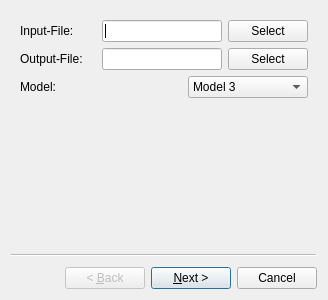
Before: the Qt Designer form ui_wizard.ui in namkyodai/GIS-STHpredictor, drawn with Qt 5.
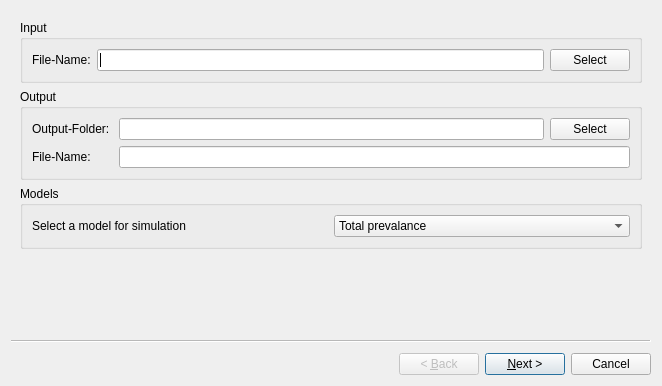
After: the same form once the commit is applied.

What changed in the file:
```diff
--- a/ui_wizard.ui
+++ b/ui_wizard.ui
@@ -6,39 +6,30 @@
    <rect>
     <x>0</x>
     <y>0</y>
-    <width>328</width>
-    <height>300</height>
+    <width>662</width>
+    <height>386</height>
    </rect>
   </property>
   <property name="windowTitle">
    <string>Wizard</string>
   </property>
   <widget class="QWizardPage" name="wizardPage1">
-   <layout class="QVBoxLayout" name="verticalLayout">
+   <layout class="QVBoxLayout" name="verticalLayout_4">
     <item>
-     <layout class="QHBoxLayout" name="horizontalLayout_2">
+     <widget class="QGroupBox" name="groupBox">
+      <property name="title">
+       <string>Input</string>
+      </property>
+      <layout class="QHBoxLayout" name="horizontalLayout">
       <item>
        <widget class="QLabel" name="labelInput">
         <property name="text">
-         <string>Input-File:</string>
+          <string>File-Name:</string>
         </property>
        </widget>
       </item>
       <item>
-       <spacer name="horizontalSpacer_11">
-        <property name="orientation">
-         <enum>Qt::Horizontal</enum>
-        </property>
-        <property name="sizeHint" stdset="0">
-         <size>
-          <width>40</width>
-          <height>20</height>
-         </size>
-        </property>
-       </spacer>
-      </item>
-      <item>
-       <widget class="QLineEdit" name="lineEditInput">
+        <widget class="QLineEdit" name="lineEditInputFileName">
         <property name="minimumSize">
          <size>
           <width>120</width>
@@ -55,31 +46,41 @@
        </widget>
       </item>
      </layout>
+     </widget>
     </item>
     <item>
-     <layout class="QHBoxLayout" name="horizontalLayout">
+     <widget class="QGroupBox" name="groupBox_2">
+      <property name="title">
+       <string>Output</string>
+      </property>
+      <layout class="QHBoxLayout" name="horizontalLayout_3">
+       <item>
+        <layout class="QVBoxLayout" name="verticalLayout_3">
       <item>
        <widget class="QLabel" name="label_3">
         <property name="text">
-         <string>Output-File:</string>
+            <string>Output-Folder: </string>
         </property>
        </widget>
       </item>
       <item>
-       <spacer name="horizontalSpacer_12">
-        <property name="orientation">
-         <enum>Qt::Horizontal</enum>
-        </property>
-        <property name="sizeHint" stdset="0">
-         <size>
-          <width>40</width>
-          <height>20</height>
-         </size>
-        </property>
-       </spacer>
-      </item>
+          <widget class="QLabel" name="labelFileName">
+           <property name="toolTip">
+            <string>Set the name of the result file.</string>
+           </property>
+           <property name="text">
+            <string>File-Name:</string>
+           </property>
+          </widget>
+         </item>
+        </layout>
+       </item>
       <item>
-       <widget class="QLineEdit" name="lineEditOutput">
+        <layout class="QVBoxLayout" name="verticalLayout">
+         <item>
+          <layout class="QHBoxLayout" name="horizontalLayout_2">
+           <item>
+            <widget class="QLineEdit" name="lineEditOutputFolder">
         <property name="minimumSize">
          <size>
           <width>120</width>
@@ -101,27 +102,30 @@
      </layout>
     </item>
     <item>
-     <layout class="QHBoxLayout" name="horizontalLayout_3">
+          <widget class="QLineEdit" name="lineEditOutputFileName">
+           <property name="toolTip">
+            <string>your desired name of the output shapefile</string>
+           </property>
+          </widget>
+         </item>
+        </layout>
+       </item>
+      </layout>
+     </widget>
+    </item>
+    <item>
+     <widget class="QGroupBox" name="groupBox_3">
+      <property name="title">
+       <string>Models</string>
+      </property>
+      <layout class="QHBoxLayout" name="horizontalLayout_11">
       <item>
        <widget class="QLabel" name="labelControlProgram">
         <property name="text">
-         <string>Model:</string>
+          <string>Select a model for simulation</string>
         </property>
        </widget>
       </item>
-      <item>
-       <spacer name="horizontalSpacer">
-        <property name="orientation">
-         <enum>Qt::Horizontal</enum>
-        </property>
-        <property name="sizeHint" stdset="0">
-         <size>
-          <width>40</width>
-          <height>20</height>
-         </size>
-        </property>
-       </spacer>
-      </item>
       <item>
        <widget class="QComboBox" name="comboBoxModel">
         <property name="minimumSize">
@@ -132,7 +136,7 @@
         </property>
         <item>
          <property name="text">
-          <string>Model 3</string>
+           <string>Total prevalance</string>
          </property>
         </item>
         <item>
@@ -143,6 +147,7 @@
        </widget>
       </item>
      </layout>
+     </widget>
     </item>
    </layout>
   </widget>
```
Left out of the diff: 237 changed lines with no effect on the pictures. Lines whose indentation alone changed are shown as unchanged.
